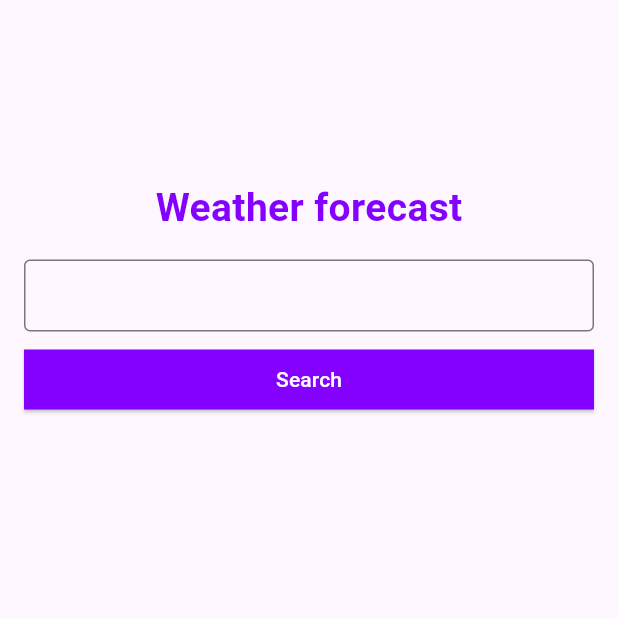
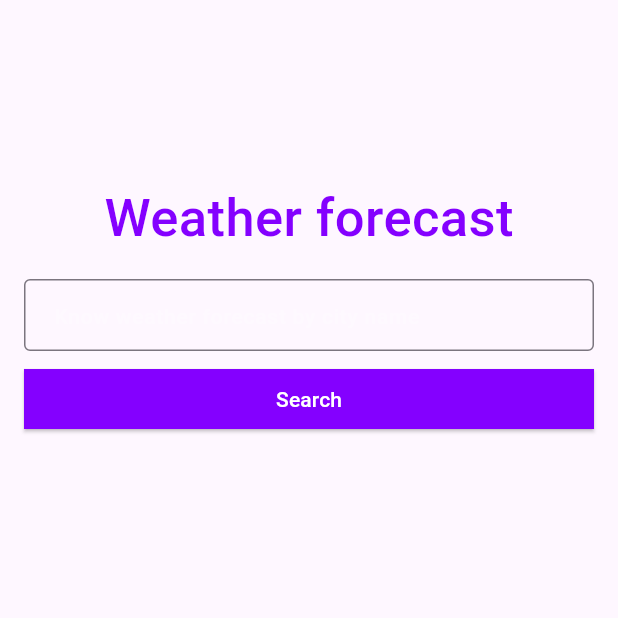
Before and after one commit to iamankitm05/weather-forecast-flutter-app, a Flutter app: the screen it shows after launch, on a phone screen of 412 x 824 dp, the top half of it. Run offline on Flutter 3.47's test engine with Material 3 defaults, Android fonts, the phone set to English and light mode, and no system bars; our stand-ins replace flutter_bloc, flutter_dotenv.

Commit message:
update ui

```diff
--- a/lib/screens/home_screen.dart
+++ b/lib/screens/home_screen.dart
@@ -1,9 +1,9 @@
 import 'package:flutter/material.dart';
 import 'package:flutter_bloc/flutter_bloc.dart';
-import 'package:flutter_dotenv/flutter_dotenv.dart';
 import 'package:weather_forecast_app/services/weather/weather_bloc.dart';
 import 'package:weather_forecast_app/services/weather/weather_event.dart';
 import 'package:weather_forecast_app/services/weather/weather_state.dart';
+import 'package:weather_forecast_app/widgets/weather_report.dart';
 
 class HomeScreen extends StatefulWidget {
   const HomeScreen({super.key});
@@ -33,8 +33,8 @@ class _HomeScreenState extends State<HomeScreen> {
               'Weather forecast',
               style: TextStyle(
                 color: Theme.of(context).colorScheme.primary,
-                fontSize: 26,
-                fontWeight: FontWeight.w600,
+                fontSize: 35,
+                fontWeight: FontWeight.w500,
               ),
             ),
           ),
@@ -63,9 +63,9 @@ class _HomeScreenState extends State<HomeScreen> {
           const SizedBox(height: 8),
           ElevatedButton(
             onPressed: () {
-              if(_weatherSearchController.text.isNotEmpty) {
+              if (_weatherSearchController.text.isNotEmpty) {
                 context.read<WeatherBloc>().add(FetchingWeatherEvent(
-                  cityName: _weatherSearchController.text));
+                    cityName: _weatherSearchController.text));
               }
             },
             style: ElevatedButton.styleFrom(
@@ -82,42 +82,7 @@ class _HomeScreenState extends State<HomeScreen> {
               );
             }
             if (state is FetchedWeatherState) {
-              final weather = state.weather;
-              return Table(
-                border: TableBorder.all(color: Colors.white),
-                defaultVerticalAlignment: TableCellVerticalAlignment.bottom,
-                children: [
-                  _buildWeatherDataView(
-                    label: 'City Name',
-                    value: weather.name,
-                    iconData: Icons.cloud,
-                  ),
-                  _buildWeatherDataView(
-                    label: 'Weather',
-                    value: '',
-                  ),
-                  _buildWeatherDataView(
-                    label: 'id',
-                    value: weather.weather[0].id.toString(),
-                  ),
-                  _buildWeatherDataView(
-                    label: 'main',
-                    value: weather.weather[0].main.toString(),
-                  ),
-                  _buildWeatherDataView(
-                    label: 'Coord',
-                    value: '',
-                  ),
-                  _buildWeatherDataView(
-                    label: 'lat',
-                    value: weather.coord.lat.toString(),
-                  ),
-                  _buildWeatherDataView(
-                    label: 'lon',
-                    value: weather.coord.lon.toString(),
-                  ),
-                ],
-              );
+              return WeatherReport(weather: state.weather);
             }
             return const SizedBox();
           }),
@@ -125,41 +90,4 @@ class _HomeScreenState extends State<HomeScreen> {
       ),
     );
   }
-
-  TableRow _buildWeatherDataView({
-    required String label,
-    required String value,
-    IconData? iconData,
-  }) {
-    return TableRow(
-      children: [
-        Padding(
-          padding: const EdgeInsets.all(6),
-          child: Text(
-            label,
-            style: const TextStyle(
-              color: Colors.white,
-              fontSize: 16,
-              fontWeight: FontWeight.w500,
-            ),
-          ),
-        ),
-        Text(
-          value,
-          textAlign: TextAlign.center,
-          style: const TextStyle(
-            color: Colors.white,
-            fontSize: 16,
-            fontWeight: FontWeight.w400,
-          ),
-        ),
-        iconData != null
-            ? Icon(
-                iconData,
-                color: Colors.white,
-              )
-            : const SizedBox(),
-      ],
-    );
-  }
 }
```
